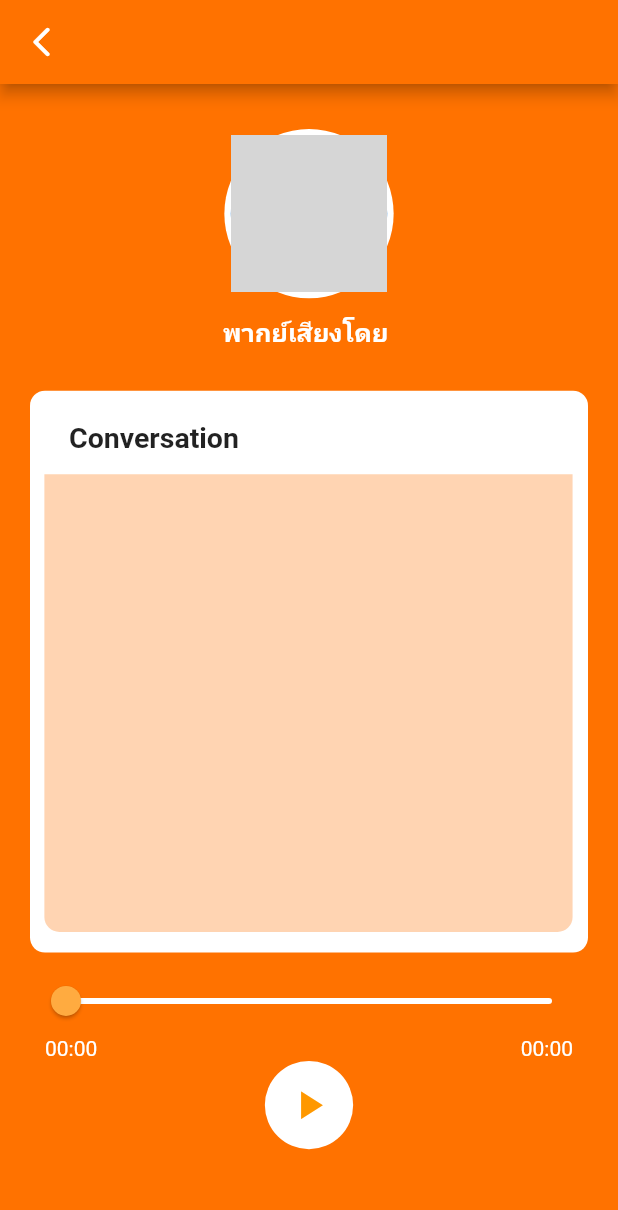
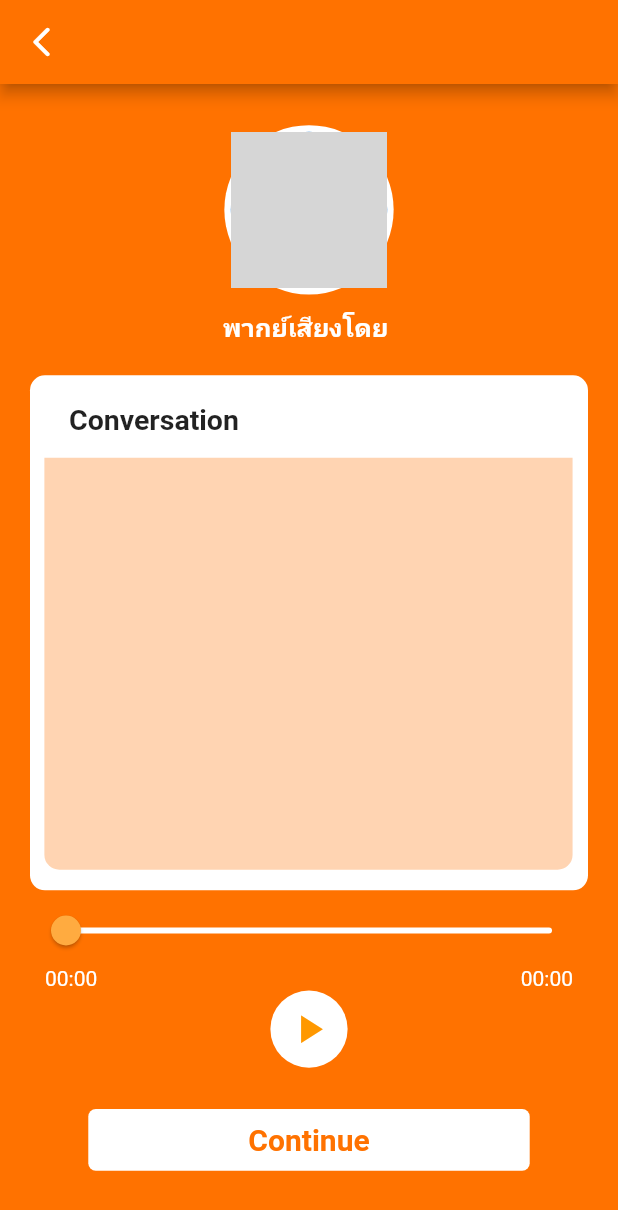
Before and after one commit to Napat-Edu/Overvoice, a Flutter app: the ListenPage screen opened directly with empty values, on a phone screen of 412 x 824 dp. Shown: the top 1210 px of the screen. Run offline on Flutter 3.47's test engine with Material 2 defaults, Android fonts, the phone set to English and light mode, and no system bars; our stand-ins replace cloud_firestore, firebase_auth, firebase_core, firebase_storage, flutter_signin_button, google_sign_in and 1 more; missing offline and left inert: flutter_beep, flutter_sound; accounts and stored records are empty; network calls fail; grey boxes are pictures that could not be loaded.

Commit message:
responsive Ui v2

```diff
--- a/lib/screen/listen_page.dart
+++ b/lib/screen/listen_page.dart
@@ -101,7 +101,7 @@ class _ListenPageState extends State<ListenPage> {
         ),
       ),
       body: Container(
-          padding: EdgeInsets.only(top: 30, left: 20, right: 20),
+          padding: EdgeInsets.only(top: screenHeight / 30, left: 20, right: 20),
           width: double.infinity,
           height: double.infinity,
           color: Color(0xFFFF7200),
@@ -119,7 +119,7 @@ class _ListenPageState extends State<ListenPage> {
                 ),
               ),
               SizedBox(
-                height: screenHeight / 74,
+                height: screenHeight / 80,
               ),
               Text(
                 "พากย์เสียงโดย ${listenList.userName!}",
@@ -129,14 +129,15 @@ class _ListenPageState extends State<ListenPage> {
                     color: Colors.white),
               ),
               SizedBox(
-                height: screenHeight / 30,
+                height: screenHeight / 40,
               ),
               Stack(
                 children: <Widget>[
                   Container(
-                    height: screenHeight / 2.2, // กรอบบท
+                    height: screenHeight / 2.4, // กรอบบท
                     width: double.infinity,
-                    padding: EdgeInsets.only(top: 20, left: 26, right: 26),
+                    padding: EdgeInsets.only(
+                        top: screenHeight / 44.5, left: 26, right: 26),
                     decoration: BoxDecoration(
                         color: Colors.white,
                         borderRadius: BorderRadius.all(Radius.circular(10))),
@@ -159,9 +160,9 @@ class _ListenPageState extends State<ListenPage> {
                     ),
                   ),
                   Positioned(
-                      top: screenHeight / 14.8,
+                      top: screenHeight / 15,
                       left: screenWidth / 43,
-                      height: screenHeight / 2.7,
+                      height: screenHeight / 3,
                       width: screenWidth / 1.17, // บท
                       child: Container(
                         height: 360,
@@ -184,8 +185,8 @@ class _ListenPageState extends State<ListenPage> {
                 ],
               ),
               SizedBox(
-                          height: screenHeight / 100,
-                        ),
+                height: screenHeight / 300,
+              ),
               Slider(
                 min: 0,
                 max: duration.inSeconds.toDouble(),
@@ -219,7 +220,7 @@ class _ListenPageState extends State<ListenPage> {
               ),
               CircleAvatar(
                 backgroundColor: Colors.white,
-                radius: screenWidth / 14,
+                radius: screenWidth / 16,
                 child: IconButton(
                   icon: Icon(
                     size: screenWidth / 13,
@@ -245,6 +246,24 @@ class _ListenPageState extends State<ListenPage> {
                   },
                 ),
               ),
+              SizedBox(
+                height: screenHeight / 30,
+              ),
+              SizedBox(
+                width: screenWidth / 1.4,
+                height: screenHeight / 20,
+                child: TextButton(
+                  style: TextButton.styleFrom(
+                      shape: RoundedRectangleBorder(
+                          borderRadius: BorderRadius.circular(5)),
+                      backgroundColor: Colors.white,
+                      foregroundColor: Color(0xFFFF7200),
+                      textStyle: const TextStyle(
+                          fontSize: 20, fontWeight: FontWeight.w600)),
+                  onPressed: () {},
+                  child: const Text('Continue'),
+                ),
+              ),
             ],
           )),
     );
--- a/lib/views/recordButton.dart
+++ b/lib/views/recordButton.dart
@@ -83,7 +83,7 @@ class _RecordButtonState extends State<RecordButton> {
       children: <Widget>[
         SizedBox(
           width: screenWidth / 1.4,
-          height: 45,
+          height: screenHeight / 20,
           child: TextButton(
             style: TextButton.styleFrom(
                 shape: RoundedRectangleBorder(
--- a/lib/views/search.dart
+++ b/lib/views/search.dart
@@ -77,7 +77,7 @@ class _SearchState extends State<Search> {
         ),
       ),
       SizedBox(
-        height: screenHeight / 45,
+        height: screenHeight / 200,
       ),
       Expanded(
           child: displayList.isEmpty
```
Also changed, not shown: lib/views/listen_list_page.dart (+11 -4 lines), lib/views/record.dart (+8 -8 lines).
